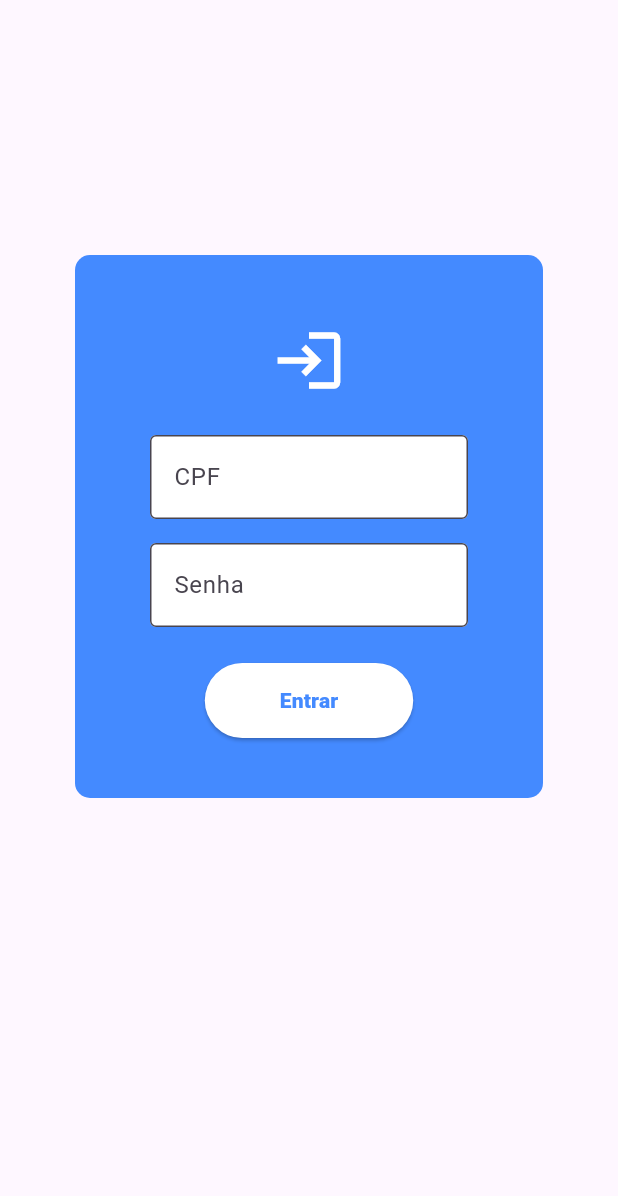
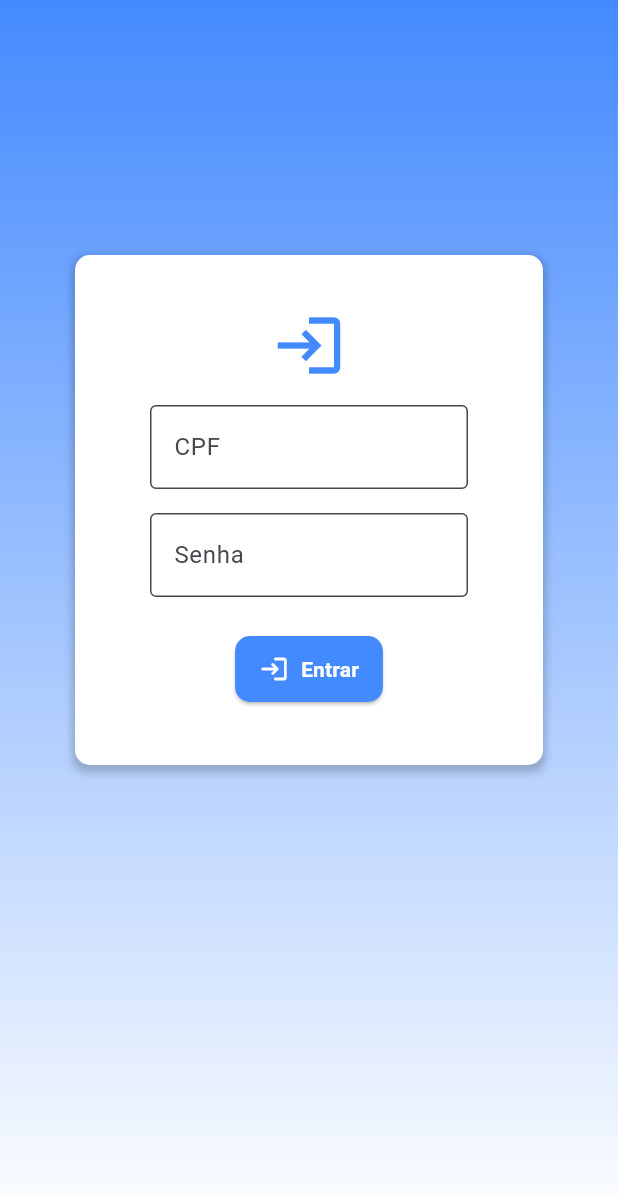
Before and after one commit to clarasenx/gestao_estoque_flutter, a Flutter app: the screen it shows after launch, on a phone screen of 412 x 824 dp. Shown: the top 1196 px of the screen. Run offline on Flutter 3.47's test engine with Material 3 defaults, Android fonts, the light colour scheme and no system bars.

Commit message:
[update]: login page

```diff
--- a/lib/views/login/login_page.dart
+++ b/lib/views/login/login_page.dart
@@ -1,4 +1,5 @@
 import 'package:flutter/material.dart';
+import 'package:gestao_estoque_flutter/components/buttom.dart';
 import 'package:gestao_estoque_flutter/views/dashboard/dashboard_page.dart';
 
 const users = [
@@ -16,7 +17,15 @@ class LoginPage extends StatelessWidget {
   @override
   Widget build(BuildContext context) {
     return Scaffold(
-      body: Column(
+      body: Container(
+        decoration: const BoxDecoration(
+          gradient: LinearGradient(
+            colors: [Colors.blueAccent, Colors.white],
+            begin: Alignment.topCenter,
+            end: Alignment.bottomCenter,
+          ),
+        ),
+        child:  Column(
         children: [
           SizedBox(height: 150),
           Center(
@@ -30,14 +39,22 @@ class LoginPage extends StatelessWidget {
                 bottom: 40,
               ),
               decoration: BoxDecoration(
-                color: Colors.blueAccent,
+                color: Colors.white,
                 borderRadius: BorderRadius.circular(10),
+                boxShadow: [
+                    BoxShadow(
+                      color: Colors.black.withValues(alpha: 0.2), // Cor da sombra
+                      spreadRadius: 2, // Espalhamento
+                      blurRadius: 4, // Suavidade da sombra
+                      offset: const Offset(0, 3), // Posição (x, y)
+                    ),
+                  ],
               ),
               child: Column(
                 children: [
                   SizedBox(
-                    height: 100,
-                    child: (Icon(Icons.login, size: 50, color: Colors.white)),
+                    height: 80,
+                    child: (Icon(Icons.login, size: 50, color: Colors.blueAccent)),
                   ),
                   Form(
                     key: _formKey,
@@ -73,30 +90,16 @@ class LoginPage extends StatelessWidget {
                           }
                         ),
                         SizedBox(height: 24),
-                        ElevatedButton(
-                          onPressed: () {
-                            Navigator.push(context,
-                            MaterialPageRoute(builder: (context) => DashboardPage()));
-                          },
-                          style: ButtonStyle(
-                            backgroundColor: WidgetStatePropertyAll(
-                              Colors.white,
-                            ),
-                            padding: WidgetStatePropertyAll(
-                              EdgeInsets.symmetric(
-                                horizontal: 50,
-                                vertical: 15,
-                              ),
-                            ),
-                          ),
-                          child: const Text(
-                            'Entrar',
-                            style: TextStyle(
-                              fontWeight: FontWeight.w900,
-                              color: Colors.blueAccent,
-                            ),
-                          ),
-                        ),
+                        AppButton(text: "Entrar", onPressed: () {
+                              Navigator.push(
+                                context,
+                                MaterialPageRoute(
+                                  builder: (context) => DashboardPage(),
+                                ),
+                              );
+                            },
+                            icon: Icons.login_rounded,
+                          )
                       ],
                     ),
                   ),
@@ -106,6 +109,7 @@ class LoginPage extends StatelessWidget {
           ),
         ],
       ),
+      ),
     );
   }
 }
```
